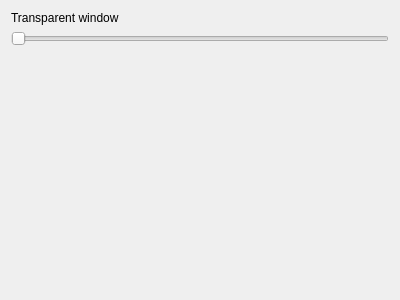
Old version of the form src/globaloptions/globaloptionswindowwidget.ui in the repository QQxiaoming/quardCRT.
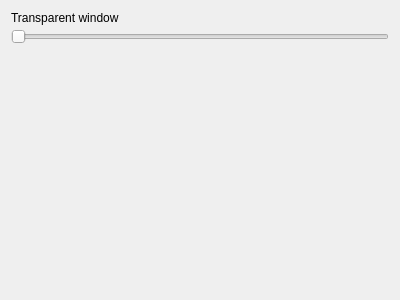
New version of the form.

The edit to the form file:
```diff
--- a/src/globaloptions/globaloptionswindowwidget.ui
+++ b/src/globaloptions/globaloptionswindowwidget.ui
@@ -11,6 +11,9 @@
    </rect>
   </property>
   <layout class="QVBoxLayout" name="verticalLayout">
+   <property name="spacing">
+    <number>4</number>
+   </property>
    <item>
     <widget class="QLabel" name="label_3">
      <property name="text">
```
